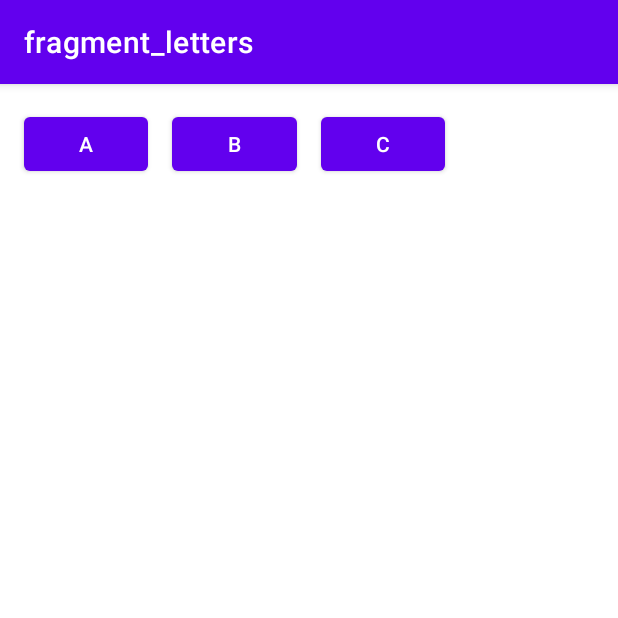
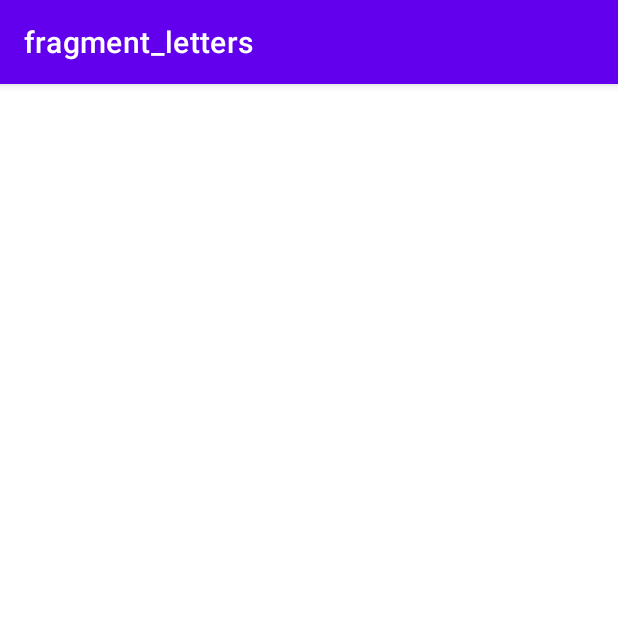
Before and after one commit to bk20dev/words, an Android app: the screen it shows after launch (MainActivity), on a phone screen of 412 x 824 dp, the top half of it. Run offline under Robolectric (Android 15) with nearby library versions, the phone set to English and light mode, and no system bars; our stand-ins replace navigation-ui.

```diff
--- a/app/src/main/java/pl/bk20/words/fragment/LettersFragment.kt
+++ b/app/src/main/java/pl/bk20/words/fragment/LettersFragment.kt
@@ -6,6 +6,8 @@ import android.view.View
 import android.view.ViewGroup
 import androidx.fragment.app.Fragment
 import androidx.recyclerview.widget.GridLayoutManager
+import pl.bk20.words.Dictionary
+import pl.bk20.words.R
 import pl.bk20.words.adapter.LetterAdapter
 import pl.bk20.words.databinding.FragmentLettersBinding
 import pl.bk20.words.util.Unsafe
@@ -22,8 +24,9 @@ class LettersFragment : Fragment() {
     }
 
     override fun onViewCreated(view: View, savedInstanceState: Bundle?) {
+        val dictionary = Dictionary(requireContext(), R.array.words)
         binding.letterList.apply {
-            adapter = LetterAdapter(listOf('a', 'b', 'c')) { TODO() }
+            adapter = LetterAdapter(dictionary.getLetters()) { TODO() }
             layoutManager = GridLayoutManager(context, 4)
             setHasFixedSize(true)
         }
--- /dev/null
+++ b/app/src/main/res/values/arrays.xml
@@ -0,0 +1,6 @@
+<?xml version="1.0" encoding="utf-8"?>
+<resources>
+    <string-array name="words">
+
+    </string-array>
+</resources>
```
